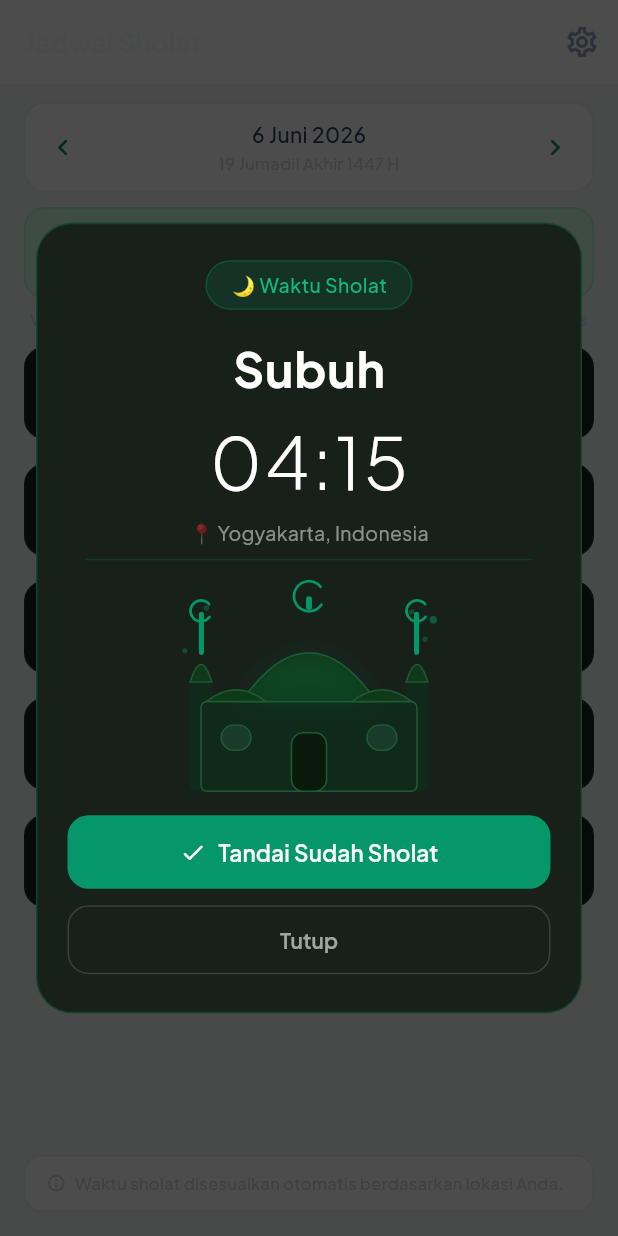
After one commit to hazazaidan/mysholat, a Flutter app: the PrayerScreen screen opened directly, after a tap on the "chevron left" icon, after a tap on the "chevron right" icon, after a tap on "Subuh", on a phone screen of 412 x 824 dp. The commit adds this screen. Run offline on Flutter 3.47's test engine with Material 3 defaults, Android fonts, the phone set to English and light mode, and no system bars; our stand-ins replace flutter_compass, flutter_local_notifications, geocoding, geolocator, google_fonts, share_plus and 3 more; accounts and stored records are empty; network calls fail.

Commit message:
upload lg

```diff
--- a/my_sholat/lib/main.dart
+++ b/my_sholat/lib/main.dart
@@ -1,5 +1,4 @@
 // lib/main.dart
-
 import 'package:flutter/material.dart';
 import 'package:flutter/services.dart';
 import 'package:provider/provider.dart';
@@ -8,6 +7,10 @@ import 'providers/providers.dart';
 import 'services/notification_service.dart';
 import 'utils/app_theme.dart';
 import 'screens/splash_screen.dart';
+import 'widgets/prayer_time_popup.dart';
+
+// ← BARU: navigatorKey global untuk show dialog dari luar widget tree
+final GlobalKey<NavigatorState> navigatorKey = GlobalKey<NavigatorState>();
 
 void main() async {
   WidgetsFlutterBinding.ensureInitialized();
@@ -23,7 +26,28 @@ void main() async {
   ));
 
   await NotificationService().init();
-  await NotificationService().requestPermission(); //
+  await NotificationService().requestPermission();
+
+  // ← BARU: handle tap notifikasi → tampilkan popup waktu sholat
+  NotificationService.onNotificationTap = (prayerName, prayerTime) async {
+    // Delay kecil agar navigator sudah siap
+    await Future.delayed(const Duration(milliseconds: 500));
+    final context = navigatorKey.currentContext;
+    if (context == null || !context.mounted) return;
+
+    final settingsProv = context.read<SettingsProvider>();
+    final prayerProv   = context.read<PrayerProvider>();
+
+    PrayerTimePopup.show(
+      context,
+      prayerName: prayerName,
+      prayerTime: prayerTime,
+      cityName: settingsProv.city,
+      onMarkDone: () {
+        prayerProv.markPrayerDone(prayerName);
+      },
+    );
+  };
 
   final prefs = await SharedPreferences.getInstance();
   final bool permissionDone = prefs.getBool('permission_done') ?? false;
@@ -43,14 +67,13 @@ class MySholatApp extends StatelessWidget {
         ChangeNotifierProvider(create: (_) => PrayerProvider()),
         ChangeNotifierProvider(create: (_) => ChecklistProvider()),
       ],
-
       child: Consumer2<SettingsProvider, PrayerProvider>(
         builder: (_, settings, prayer, __) {
-
           settings.onGetPrayers ??= () async =>
               prayer.todayPrayers?.prayers ?? [];
 
           return MaterialApp(
+            navigatorKey: navigatorKey, // ← BARU
             title: 'MySholat',
             debugShowCheckedModeBanner: false,
             theme: AppTheme.light(settings.themeColor),
--- a/my_sholat/lib/screens/prayer_screen.dart
+++ b/my_sholat/lib/screens/prayer_screen.dart
@@ -38,7 +38,6 @@ class _PrayerScreenState extends State<PrayerScreen> {
   }
 
   String _hijriDate(DateTime d) {
-    // Simplified hijri approximation (production: use hijri package)
     const hijriMonths = [
       'Muharram', 'Safar', 'Rabi\'ul Awal', 'Rabi\'ul Akhir',
       'Jumadil Awal', 'Jumadil Akhir', 'Rajab', 'Sya\'ban',
@@ -50,6 +49,22 @@ class _PrayerScreenState extends State<PrayerScreen> {
     final monthIndex = (hijriDays % 12);
     final hijriDay = (diff % 30) + 1;
     return '$hijriDay ${hijriMonths[monthIndex]} $hijriYear H';
+  }
+
+  // ← BARU: show popup waktu sholat saat card diklik
+  void _showPrayerPopup(BuildContext context, prayer) {
+    final settingsProv = context.read<SettingsProvider>();
+    final prayerProv   = context.read<PrayerProvider>();
+
+    PrayerTimePopup.show(
+      context,
+      prayerName: prayer.name,
+      prayerTime: prayer.time,
+      cityName: settingsProv.city,
+      onMarkDone: () {
+        prayerProv.markPrayerDone(prayer.name);
+      },
+    );
   }
 
   @override
@@ -224,7 +239,8 @@ class _PrayerScreenState extends State<PrayerScreen> {
       itemBuilder: (_, i) => PrayerCard(
         prayer: prayers[i],
         showStatus: true,
-        onTap: () {},
+        // ← PERUBAHAN: onTap sekarang membuka popup waktu sholat
+        onTap: () => _showPrayerPopup(context, prayers[i]),
       ),
     );
   }
@@ -234,16 +250,17 @@ class _PrayerScreenState extends State<PrayerScreen> {
       context: context,
       backgroundColor: AppColors.bgMain,
       shape: const RoundedRectangleBorder(
-        borderRadius: BorderRadius.vertical(top: Radius.circular(20))),
+          borderRadius: BorderRadius.vertical(top: Radius.circular(20))),
       builder: (_) => Column(
         mainAxisSize: MainAxisSize.min,
         children: [
           Container(
-            width: 36, height: 4,
+            width: 36,
+            height: 4,
             margin: const EdgeInsets.symmetric(vertical: 12),
             decoration: BoxDecoration(
-              color: AppColors.bgCardBorder,
-              borderRadius: BorderRadius.circular(2)),
+                color: AppColors.bgCardBorder,
+                borderRadius: BorderRadius.circular(2)),
           ),
           const Text('Pilih Kota',
               style: TextStyle(
@@ -260,7 +277,8 @@ class _PrayerScreenState extends State<PrayerScreen> {
                 final city = IndonesianCities.cities[i];
                 return ListTile(
                   title: Text(city,
-                      style: const TextStyle(color: AppColors.textSecondary)),
+                      style:
+                          const TextStyle(color: AppColors.textSecondary)),
                   trailing: const Icon(Icons.chevron_right_rounded,
                       color: AppColors.textFaint, size: 18),
                   onTap: () {
--- a/my_sholat/lib/services/notification_service.dart
+++ b/my_sholat/lib/services/notification_service.dart
@@ -14,10 +14,12 @@ class NotificationService {
   final _plugin = FlutterLocalNotificationsPlugin();
   bool _initialized = false;
 
+  /// Callback dipanggil saat user mengetuk notifikasi sholat
+  static void Function(String prayerName, String prayerTime)? onNotificationTap;
+
   // Pola getar: 0ms jeda → getar 800ms → jeda 300ms → getar 800ms → jeda 300ms → getar 800ms
   static final Int64List _vibrationPattern =
       Int64List.fromList([0, 800, 300, 800, 300, 800]);
-
 
   static const String _prayerChannelId   = 'prayer_channel_v3';
   static const String _reminderChannelId = 'prayer_reminder_channel_v3';
@@ -33,12 +35,35 @@ class NotificationService {
       requestBadgePermission: true,
       requestSoundPermission: false,
     );
+
+    // ← PERUBAHAN: tambah onDidReceiveNotificationResponse
     await _plugin.initialize(
       const InitializationSettings(android: android, iOS: ios),
+      onDidReceiveNotificationResponse: _handleNotificationTap,
+      onDidReceiveBackgroundNotificationResponse: _handleNotificationTapBackground,
     );
 
     await _createNotificationChannel();
     _initialized = true;
+  }
+
+  // ← BARU: handler saat notif diklik (foreground/background)
+  static void _handleNotificationTap(NotificationResponse response) {
+    final payload = response.payload;
+    if (payload == null || !payload.contains('|')) return;
+    final parts = payload.split('|');
+    if (parts.length < 2) return;
+    onNotificationTap?.call(parts[0], parts[1]);
+  }
+
+  @pragma('vm:entry-point')
+  static void _handleNotificationTapBackground(NotificationResponse response) {
+    // Background tap: tidak bisa show dialog dari sini
+    final payload = response.payload;
+    if (payload == null || !payload.contains('|')) return;
+    final parts = payload.split('|');
+    if (parts.length < 2) return;
+    onNotificationTap?.call(parts[0], parts[1]);
   }
 
   Future<void> _createNotificationChannel() async {
@@ -46,7 +71,7 @@ class NotificationService {
         .resolvePlatformSpecificImplementation<AndroidFlutterLocalNotificationsPlugin>();
     if (androidPlugin == null) return;
 
-    // Hapus semua channel lama (v1, v2, v3) agar tidak ada konflik
+    // Hapus semua channel lama agar tidak ada konflik
     await androidPlugin.deleteNotificationChannel('prayer_channel');
     await androidPlugin.deleteNotificationChannel('prayer_reminder_channel');
     await androidPlugin.deleteNotificationChannel('prayer_channel_v2');
@@ -56,7 +81,7 @@ class NotificationService {
       _prayerChannelId,
       'Pengingat Sholat',
       description: 'Notifikasi waktu sholat MySholat (getar saja)',
-      importance: Importance.max,          // ← was: high. max = guaranteed vibration
+      importance: Importance.max,
       playSound: false,
       enableVibration: true,
       vibrationPattern: _vibrationPattern,
@@ -92,10 +117,7 @@ class NotificationService {
   Future<void> requestPermission() async {
     final androidPlugin = _plugin
         .resolvePlatformSpecificImplementation<AndroidFlutterLocalNotificationsPlugin>();
-
     await androidPlugin?.requestNotificationsPermission();
-
-
     await androidPlugin?.requestExactAlarmsPermission();
   }
 
@@ -126,8 +148,8 @@ class NotificationService {
           _prayerChannelId,
           'Pengingat Sholat',
           channelDescription: 'Notifikasi waktu sholat MySholat (getar saja)',
-          importance: Importance.max,      // ← sync dengan channel
-          priority: Priority.max,          // ← was: high. max = system prioritizes delivery
+          importance: Importance.max,
+          priority: Priority.max,
           playSound: false,
           sound: null,
           enableVibration: true,
@@ -148,6 +170,8 @@ class NotificationService {
           presentSound: false,
         ),
       ),
+      // ← PERUBAHAN: tambah payload nama|jam untuk identifikasi saat diklik
+      payload: '${prayer.name}|${prayer.time}',
       androidScheduleMode: AndroidScheduleMode.exactAllowWhileIdle,
       uiLocalNotificationDateInterpretation:
           UILocalNotificationDateInterpretation.absoluteTime,
--- /dev/null
+++ b/my_sholat/lib/widgets/prayer_time_popup.dart
@@ -0,0 +1,210 @@
+// lib/widgets/prayer_time_popup.dart
+import 'package:flutter/material.dart';
+import '../utils/constants.dart';
+import 'mosque_painter.dart';
+
+class PrayerTimePopup extends StatelessWidget {
+  final String prayerName;
+  final String prayerTime;
+  final String cityName;
+  final VoidCallback? onMarkDone;
+  final VoidCallback? onClose;
+
+  const PrayerTimePopup({
+    super.key,
+    required this.prayerName,
+    required this.prayerTime,
+    required this.cityName,
+    this.onMarkDone,
+    this.onClose,
+  });
+
+  static Future<void> show(
+    BuildContext context, {
+    required String prayerName,
+    required String prayerTime,
+    required String cityName,
+    VoidCallback? onMarkDone,
+  }) {
+    return showDialog(
+      context: context,
+      barrierDismissible: false,
+      barrierColor: Colors.black.withValues(alpha: 0.7),
+      builder: (_) => PrayerTimePopup(
+        prayerName: prayerName,
+        prayerTime: prayerTime,
+        cityName: cityName,
+        onMarkDone: onMarkDone,
+        onClose: () => Navigator.of(context).pop(),
+      ),
+    );
+  }
+
+  @override
+  Widget build(BuildContext context) {
+    final isDark = Theme.of(context).brightness == Brightness.dark;
+
+    return Dialog(
+      backgroundColor: Colors.transparent,
+      insetPadding: const EdgeInsets.symmetric(horizontal: 24),
+      child: Container(
+        decoration: BoxDecoration(
+          color: isDark ? AppColors.darkBgCard : const Color(0xFF0A2218),
+          borderRadius: BorderRadius.circular(AppDimensions.radiusXl),
+          border: Border.all(
+            color: AppColors.primary.withValues(alpha: 0.3),
+            width: 1,
+          ),
+        ),
+        child: Column(
+          mainAxisSize: MainAxisSize.min,
+          children: [
+            // Header chip
+            const SizedBox(height: 24),
+            Container(
+              padding: const EdgeInsets.symmetric(horizontal: 16, vertical: 6),
+              decoration: BoxDecoration(
+                color: AppColors.primary.withValues(alpha: 0.15),
+                borderRadius: BorderRadius.circular(20),
+                border: Border.all(
+                  color: AppColors.primary.withValues(alpha: 0.3),
+                ),
+              ),
+              child: const Text(
+                '🌙 Waktu Sholat',
+                style: TextStyle(
+                  fontSize: 13,
+                  color: AppColors.primaryLight,
+                  fontWeight: FontWeight.w500,
+                ),
+              ),
+            ),
+
+            const SizedBox(height: 16),
+
+            // Prayer name
+            Text(
+              prayerName,
+              style: const TextStyle(
+                fontSize: 32,
+                fontWeight: FontWeight.bold,
+                color: Colors.white,
+                letterSpacing: 0.5,
+              ),
+            ),
+
+            const SizedBox(height: 4),
+
+            // Prayer time
+            Text(
+              prayerTime,
+              style: const TextStyle(
+                fontSize: 48,
+                fontWeight: FontWeight.w300,
+                color: Colors.white,
+                letterSpacing: 2,
+              ),
+            ),
+
+            const SizedBox(height: 4),
+
+            // Hijri / location
+            Text(
+              '📍 $cityName, Indonesia',
+              style: TextStyle(
+                fontSize: 13,
+                color: Colors.white.withValues(alpha: 0.5),
+              ),
+            ),
+
+            const SizedBox(height: 8),
+
+            // Divider
+            Container(
+              height: 1,
+              margin: const EdgeInsets.symmetric(horizontal: 32),
+              color: AppColors.primary.withValues(alpha: 0.2),
+            ),
+
+            const SizedBox(height: 24),
+
+            // Mosque illustration
+            SizedBox(
+              width: 180,
+              height: 130,
+              child: CustomPaint(
+                painter: MosquePainter(),
+              ),
+            ),
+
+            const SizedBox(height: 8),
+
+            // Buttons
+            Padding(
+              padding: const EdgeInsets.fromLTRB(20, 8, 20, 24),
+              child: Column(
+                children: [
+                  // Tandai Sudah Sholat button
+                  SizedBox(
+                    width: double.infinity,
+                    child: ElevatedButton.icon(
+                      onPressed: () {
+                        Navigator.of(context).pop();
+                        onMarkDone?.call();
+                      },
+                      icon: const Icon(Icons.check_rounded, size: 18),
+                      label: const Text(
+                        'Tandai Sudah Sholat',
+                        style: TextStyle(
+                          fontSize: 15,
+                          fontWeight: FontWeight.w600,
+                        ),
+                      ),
+                      style: ElevatedButton.styleFrom(
+                        backgroundColor: AppColors.primary,
+                        foregroundColor: Colors.white,
+                        padding: const EdgeInsets.symmetric(vertical: 14),
+                        shape: RoundedRectangleBorder(
+                          borderRadius:
+                              BorderRadius.circular(AppDimensions.radiusMd),
+                        ),
+                        elevation: 0,
+                      ),
+                    ),
+                  ),
+
+                  const SizedBox(height: 10),
+
+                  // Tutup button
+                  SizedBox(
+                    width: double.infinity,
+                    child: TextButton(
+                      onPressed: () => Navigator.of(context).pop(),
+                      style: TextButton.styleFrom(
+                        padding: const EdgeInsets.symmetric(vertical: 13),
+                        shape: RoundedRectangleBorder(
+                          borderRadius:
+                              BorderRadius.circular(AppDimensions.radiusMd),
+                          side: BorderSide(
+                            color: Colors.white.withValues(alpha: 0.15),
+                          ),
+                        ),
+                      ),
+                      child: Text(
+                        'Tutup',
+                        style: TextStyle(
+                          fontSize: 14,
+                          color: Colors.white.withValues(alpha: 0.6),
+                        ),
+                      ),
+                    ),
+                  ),
+                ],
+              ),
+            ),
+          ],
+        ),
+      ),
+    );
+  }
+}
--- a/my_sholat/lib/widgets/widgets.dart
+++ b/my_sholat/lib/widgets/widgets.dart
@@ -5,3 +5,4 @@ export 'progress_ring.dart';
 export 'custom_button.dart';
 export 'checklist_item.dart';
 export 'share_reminder_sheet.dart';
+export 'prayer_time_popup.dart';
```
